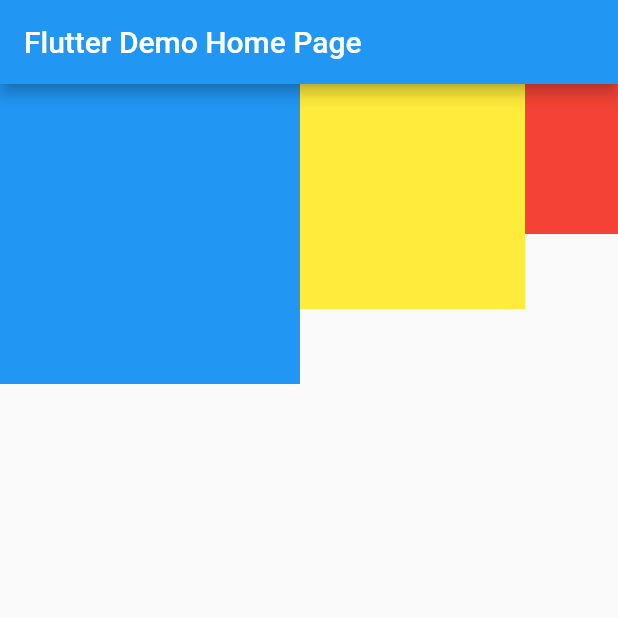
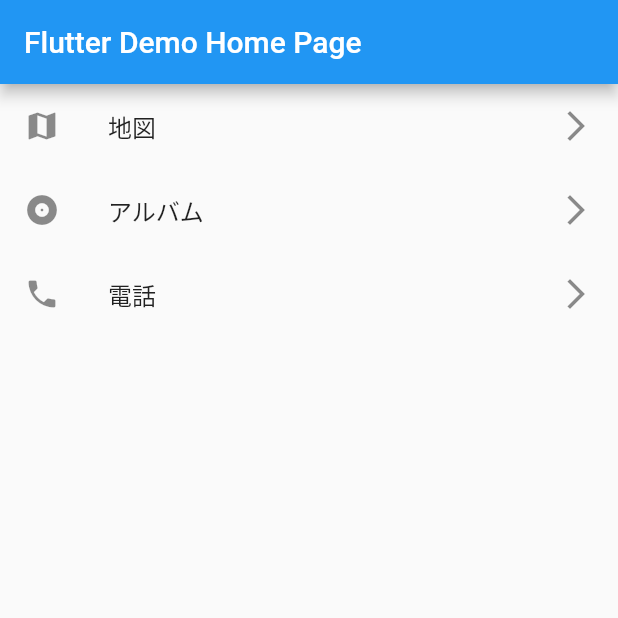
Before and after one commit to haruharu3220/Flutter_practice01, a Flutter app: the screen it shows after launch, on a phone screen of 412 x 824 dp, the top half of it. Run offline on Flutter 3.47's test engine with Material 2 defaults, Android fonts, the phone set to English and light mode, and no system bars.

Commit message:
ListViewは要素が大量にある時のリスト、ListTileはその中の各要素

```diff
--- a/lib/main.dart
+++ b/lib/main.dart
@@ -45,30 +45,34 @@ class _MyHomePageState extends State<MyHomePage> {
       appBar: AppBar(
         title: Text(widget.title),
       ),
-      body: SingleChildScrollView(
-        scrollDirection:Axis.horizontal,
-        // alignment: Alignment.bottomRight,
-        child: Row(
-          // mainAxisAlignment: MainAxisAlignment.spaceAround,
-          crossAxisAlignment: CrossAxisAlignment.start,
-          children: <Widget>[
-            Container(
-              color:Colors.blue,
-              width: 200,
-              height: 200,
-            ),
-            Container(
-              color:Colors.yellow,
-              width: 150,
-              height: 150,
-            ),
-            Container(
-              color:Colors.red,
-              width: 100,
-              height: 100,
-            ),
-          ],
-        ),
+      body:ListView(
+        children: [
+          ListTile(
+            leading: Icon(Icons.map),
+            title: Text('地図'),
+            trailing: Icon(Icons.arrow_forward_ios),
+            onTap: (){
+              //ここにタップした時の処理
+            },
+          ),
+          ListTile(
+            leading: Icon(Icons.album),
+            title: Text('アルバム'),
+            trailing: Icon(Icons.arrow_forward_ios),
+            onTap: (){
+              //ここにタップした時の処理
+            },
+          ),
+          ListTile(
+            leading: Icon(Icons.phone),
+            title: Text('電話'),
+            trailing: Icon(Icons.arrow_forward_ios),
+            onTap: (){
+              //ここにタップした時の処理
+            },
+          ),
+        ],
+
       ),
     );
   }
```
